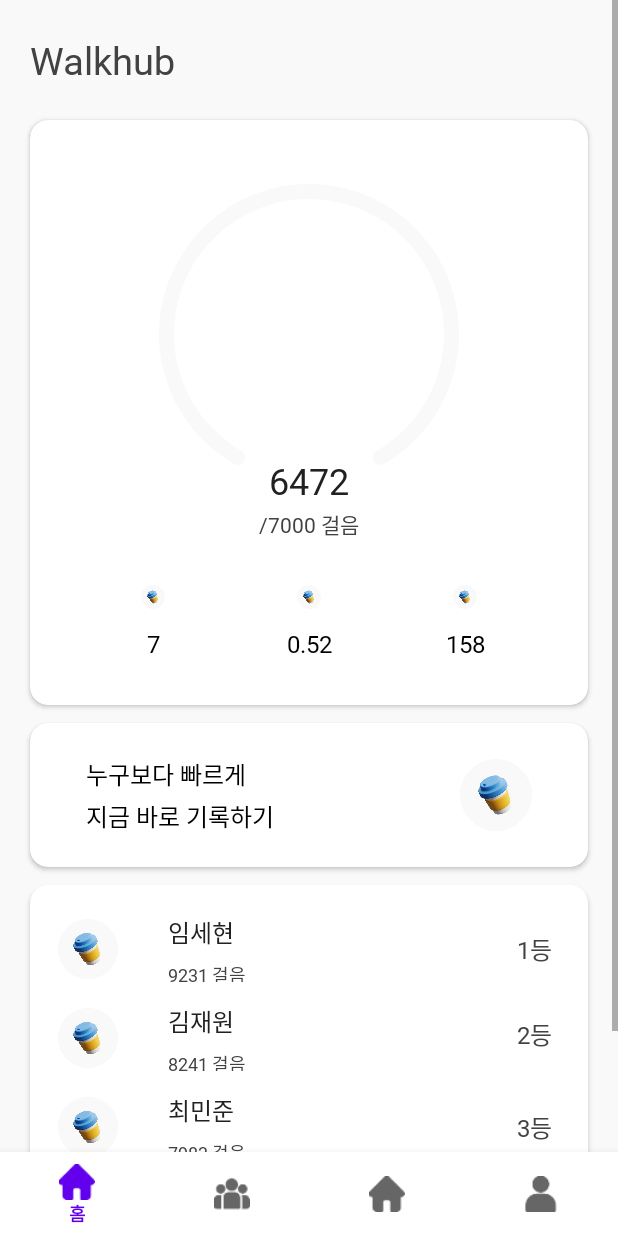
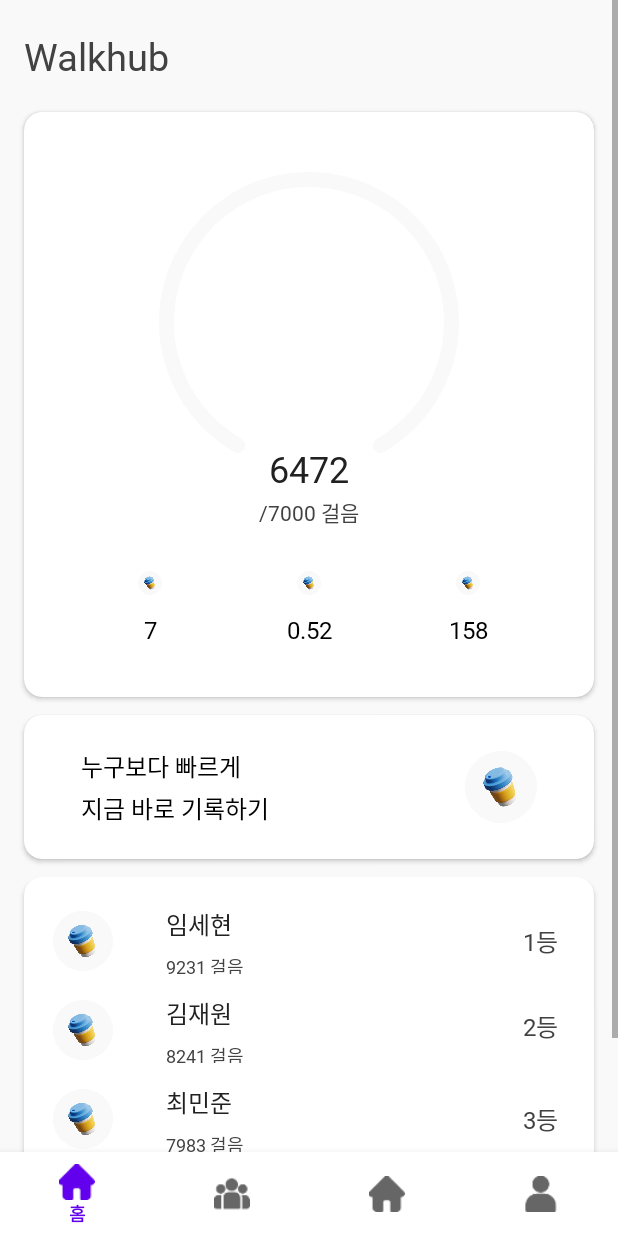
Before and after one commit to Walkhub/walkhub_android, an Android app built with Jetpack Compose: the HomeFragment screen opened directly, with no data from a screen before it, on a phone screen of 412 x 824 dp. Run offline under Robolectric (Android 15) with nearby library versions, the phone set to English and light mode, and no system bars; our stand-ins replace CircleImageView, Dagger/Hilt's generated code, data binding, navigation-ui; Roboto replaces fonts that are not available here.

Commit message:
♻️:: 가이드 라인 정리

```diff
--- a/presentation/src/main/res/layout/fragment_home.xml
+++ b/presentation/src/main/res/layout/fragment_home.xml
@@ -21,65 +21,39 @@
             android:layout_width="match_parent"
             android:layout_height="match_parent">
 
-            <androidx.constraintlayout.widget.Guideline
-                android:id="@+id/top_line2"
-                android:layout_width="0dp"
-                android:layout_height="0dp"
-                android:orientation="horizontal"
-                app:layout_constraintGuide_percent="0.093" />
-
-            <androidx.constraintlayout.widget.Guideline
-                android:id="@+id/left_line"
-                android:layout_width="0dp"
-                android:layout_height="0dp"
-                android:orientation="vertical"
-                app:layout_constraintGuide_percent="0.048" />
-
-            <androidx.constraintlayout.widget.Guideline
-                android:id="@+id/right_line"
-                android:layout_width="0dp"
-                android:layout_height="0dp"
-                android:orientation="vertical"
-                app:layout_constraintGuide_percent="0.952" />
-
             <TextView
+                android:id="@+id/tv_main"
                 android:layout_width="wrap_content"
                 android:layout_height="wrap_content"
                 android:fontFamily="@font/noto_sans_kr_bold"
                 android:text="Walkhub"
                 android:textColor="#424242"
                 android:textSize="25dp"
-                app:layout_constraintBottom_toBottomOf="@id/top_line2"
-                app:layout_constraintLeft_toLeftOf="@id/left_line"
+                android:layout_marginTop="20dp"
+                android:paddingLeft="16dp"
                 app:layout_constraintTop_toTopOf="parent" />
 
             <androidx.cardview.widget.CardView
                 android:id="@+id/first_CardView"
-                android:layout_width="0dp"
+                android:layout_width="match_parent"
                 android:layout_height="390dp"
                 app:cardBackgroundColor="@color/white"
                 app:cardCornerRadius="12dp"
-                app:layout_constraintLeft_toLeftOf="@id/left_line"
-                app:layout_constraintRight_toRightOf="@id/right_line"
-                app:layout_constraintTop_toTopOf="@id/top_line2">
+                android:layout_marginTop="20dp"
+                android:layout_marginLeft="16dp"
+                android:layout_marginRight="16dp"
+                app:layout_constraintTop_toBottomOf="@id/tv_main">
 
                 <androidx.constraintlayout.widget.ConstraintLayout
                     android:layout_width="match_parent"
                     android:layout_height="match_parent">
 
                     <androidx.constraintlayout.widget.Guideline
-                        android:id="@+id/top_line3"
-                        android:layout_width="0dp"
-                        android:layout_height="0dp"
-                        android:orientation="horizontal"
-                        app:layout_constraintGuide_percent="0.73" />
-
-                    <androidx.constraintlayout.widget.Guideline
                         android:id="@+id/top_line8"
                         android:layout_width="0dp"
                         android:layout_height="0dp"
                         android:orientation="horizontal"
-                        app:layout_constraintGuide_percent="0.795" />
+                        app:layout_constraintGuide_begin="306dp"/>
 
                     <com.semicolon.walkhub.customview.CircularProgressBar
                         android:id="@+id/cpb"
@@ -87,10 +61,10 @@
                         android:layout_height="200dp"
                         android:max="7000"
                         android:progress="6472"
-                        app:layout_constraintBottom_toBottomOf="@id/top_line3"
+                        android:layout_marginTop="40dp"
+                        app:layout_constraintTop_toTopOf="parent"
                         app:layout_constraintLeft_toLeftOf="parent"
-                        app:layout_constraintRight_toRightOf="parent"
-                        app:layout_constraintTop_toTopOf="parent" />
+                        app:layout_constraintRight_toRightOf="parent"/>
 
                     <de.hdodenhof.circleimageview.CircleImageView
                         android:id="@+id/iv"
@@ -115,6 +89,7 @@
                         app:layout_constraintTop_toBottomOf="@id/iv" />
 
                     <TextView
+                        android:id="@+id/tv_top"
                         android:layout_width="wrap_content"
                         android:layout_height="20dp"
                         android:fontFamily="@font/noto_sans_kr_regular"
@@ -206,13 +181,13 @@
 
             <androidx.cardview.widget.CardView
                 android:id="@+id/second_CardView"
-                android:layout_width="0dp"
+                android:layout_width="match_parent"
                 android:layout_height="96dp"
                 android:layout_marginTop="12dp"
                 app:cardBackgroundColor="@color/white"
                 app:cardCornerRadius="12dp"
-                app:layout_constraintLeft_toLeftOf="@id/left_line"
-                app:layout_constraintRight_toRightOf="@id/right_line"
+                android:layout_marginLeft="16dp"
+                android:layout_marginRight="16dp"
                 app:layout_constraintTop_toBottomOf="@id/first_CardView">
 
                 <androidx.constraintlayout.widget.ConstraintLayout
@@ -278,13 +253,13 @@
 
             <androidx.cardview.widget.CardView
                 android:id="@+id/third"
-                android:layout_width="0dp"
+                android:layout_width="match_parent"
                 android:layout_height="258dp"
                 android:layout_marginTop="12dp"
                 app:cardBackgroundColor="@color/white"
                 app:cardCornerRadius="12dp"
-                app:layout_constraintLeft_toLeftOf="@id/left_line"
-                app:layout_constraintRight_toRightOf="@id/right_line"
+                android:layout_marginLeft="16dp"
+                android:layout_marginRight="16dp"
                 app:layout_constraintTop_toBottomOf="@id/second_CardView">
 
                 <androidx.constraintlayout.widget.ConstraintLayout
```
